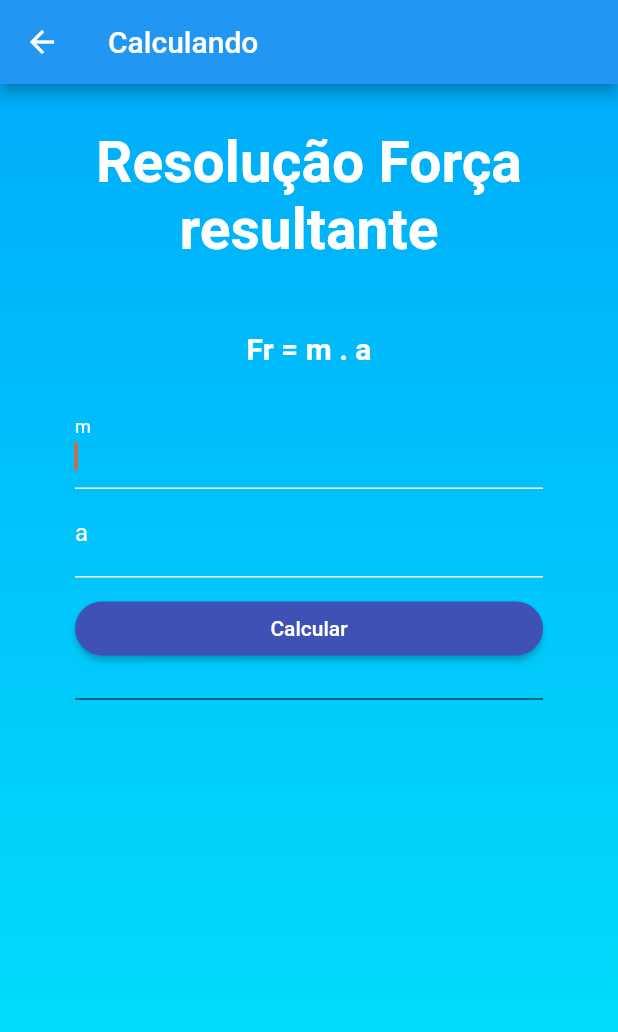
After one commit to GersonGabriel0/flutter_faculdade_m2, a Flutter app: the physicsHome screen opened directly, after a tap on "Força resultante", on a phone screen of 412 x 824 dp. The commit adds this screen. Shown: the top 1032 px of the screen. Run offline on Flutter 3.47's test engine with Material 2 defaults, Android fonts, the phone set to English and light mode, and no system bars.

Commit message:
Add força resultante

```diff
--- /dev/null
+++ b/lib/pages/physics-accounts/forca-resultante.dart
@@ -0,0 +1,157 @@
+import 'package:flutter/material.dart';
+import 'package:flutter_faculdade_m2/custom_colors.dart';
+
+class ForcaResultante extends StatefulWidget {
+  @override
+  _QuadradoState createState() => _QuadradoState();
+}
+
+class _QuadradoState extends State<ForcaResultante> {
+  TextEditingController _PrimeiroController = TextEditingController();
+  TextEditingController _SegundoController = TextEditingController();
+  bool _obscurePassword = true;
+
+  final _formKey = GlobalKey<FormState>();
+
+  @override
+  Widget build(BuildContext context) {
+    return Scaffold(
+      appBar: AppBar(
+        backgroundColor: Colors.blue,
+        title: const Text("Calculando"),
+      ),
+      body: Container(
+        height: MediaQuery.of(context).size.height,
+        padding: EdgeInsets.symmetric(horizontal: 50, vertical: 30),
+        decoration: BoxDecoration(
+          gradient: LinearGradient(
+            begin: Alignment.topCenter,
+            end: Alignment.bottomCenter,
+            colors: [
+              CustomColors().getGradientMainColor(),
+              CustomColors().getGradientSecondaryColor(),
+            ],
+          ),
+        ),
+        child: SingleChildScrollView(
+          child: Column(
+            mainAxisAlignment: MainAxisAlignment.center,
+            crossAxisAlignment: CrossAxisAlignment.stretch,
+            children: [
+              Text(
+                "Resolução Força resultante\n",
+                textAlign: TextAlign.center,
+                style: TextStyle(
+                  color: Colors.white,
+                  fontSize: 38,
+                  fontWeight: FontWeight.bold,
+                ),
+              ),
+              Text(
+                "Fr = m . a\n",
+                textAlign: TextAlign.center,
+                style: TextStyle(
+                  color: Colors.white,
+                  fontSize: 20,
+                  fontWeight: FontWeight.bold,
+                ),
+              ),
+              Form(
+                key: _formKey,
+                child: Column(
+                  children: [
+                    TextFormField(
+                      controller: _PrimeiroController,
+                      autofocus: true,
+                      style: TextStyle(color: Colors.white),
+                      decoration: InputDecoration(
+                        labelText: "m",
+                        labelStyle: TextStyle(
+                          color: Colors.white,
+                        ),
+                        focusedBorder: UnderlineInputBorder(
+                          borderSide: BorderSide(
+                            color: Colors.white,
+                          ),
+                        ),
+                        enabledBorder: UnderlineInputBorder(
+                          borderSide: BorderSide(
+                            color: Colors.white,
+                          ),
+                        ),
+                      ),
+                    ),
+                    TextFormField(
+                      controller: _SegundoController,
+                      style: TextStyle(color: Colors.white),
+                      decoration: InputDecoration(
+                        labelText: "a",
+                        labelStyle: TextStyle(
+                          color: Colors.white,
+                        ),
+                        focusedBorder: UnderlineInputBorder(
+                          borderSide: BorderSide(
+                            color: Colors.white,
+                          ),
+                        ),
+                        enabledBorder: UnderlineInputBorder(
+                          borderSide: BorderSide(
+                            color: Colors.white,
+                          ),
+                        ),
+                      ),
+                    )
+                  ],
+                ),
+              ),
+              Padding(
+                padding: EdgeInsets.only(bottom: 10),
+              ),
+              ElevatedButton(
+                onPressed: () {
+                  var m = int.tryParse(_PrimeiroController.text);
+                  var a = int.tryParse(_SegundoController.text);
+                  var fr = m! * a!;
+                  showDialog(
+                    context: context,
+                    builder: (context) {
+                      return AlertDialog(
+                        title: Text('Resolução força resultante\n'),
+                        content: Text("Fr = m . a\n"
+                            "Fr = ${m} . ${a}\n"
+                            'Fr = ${fr}\n'
+                        ),
+                      );
+                    },
+                  );
+                },
+                child: Text(
+                  "Calcular",
+                  style: TextStyle(
+                    color: Colors.white,
+                  ),
+                ),
+                style: ButtonStyle(
+                  backgroundColor: MaterialStateProperty.all<Color>(
+                    CustomColors().getActivePrimaryButtonColor(),
+                  ),
+                  shape: MaterialStateProperty.all<OutlinedBorder>(
+                    RoundedRectangleBorder(
+                      borderRadius: BorderRadius.circular(50),
+                    ),
+                  ),
+                ),
+              ),
+              Padding(
+                padding: EdgeInsets.symmetric(vertical: 15),
+                child: Divider(
+                  color: Colors.black,
+                ),
+              ),
+            ],
+          ),
+        ),
+      ),
+    );
+  }
+}
--- a/lib/pages/physicsHome.dart
+++ b/lib/pages/physicsHome.dart
@@ -1,4 +1,5 @@
 import 'package:flutter_faculdade_m2/pages/physics-accounts/calor-latente.dart';
+import 'package:flutter_faculdade_m2/pages/physics-accounts/forca-resultante.dart';
 import 'package:flutter_faculdade_m2/pages/physics-accounts/velocidade-media.dart';
 import 'package:flutter/material.dart';
 
@@ -55,6 +56,26 @@
               ),
             ),
           ),
+          Card(
+            margin: const EdgeInsets.all(8),
+            child: InkWell(
+              onTap: () {
+                Navigator.push(
+                  context,
+                  MaterialPageRoute(builder: (context) => ForcaResultante()),
+                );
+              },
+              splashColor: Colors.blue,
+              child: Center(
+                child: Column(
+                  mainAxisSize: MainAxisSize.min,
+                  children: const <Widget>[
+                    Text("Força resultante", style: TextStyle(fontSize: 17.0)),
+                  ],
+                ),
+              ),
+            ),
+          ),
         ],
       ),
     );
```
